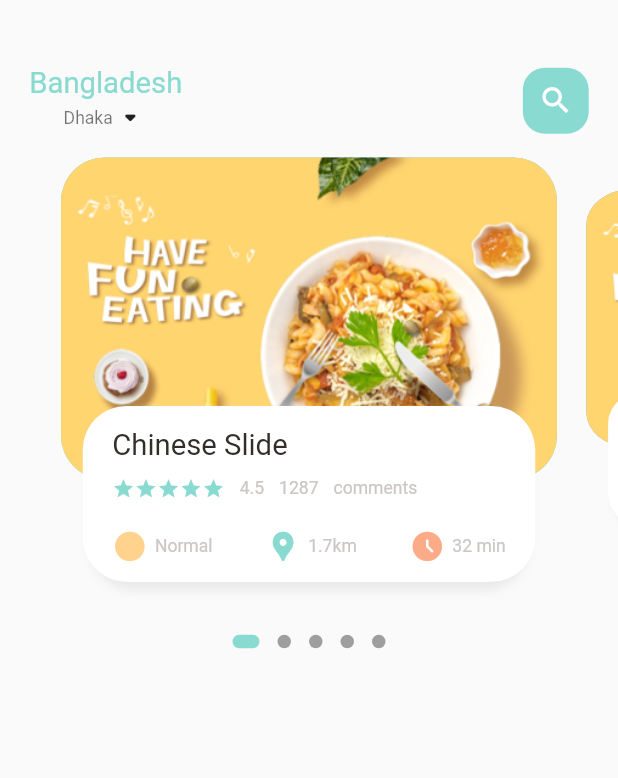
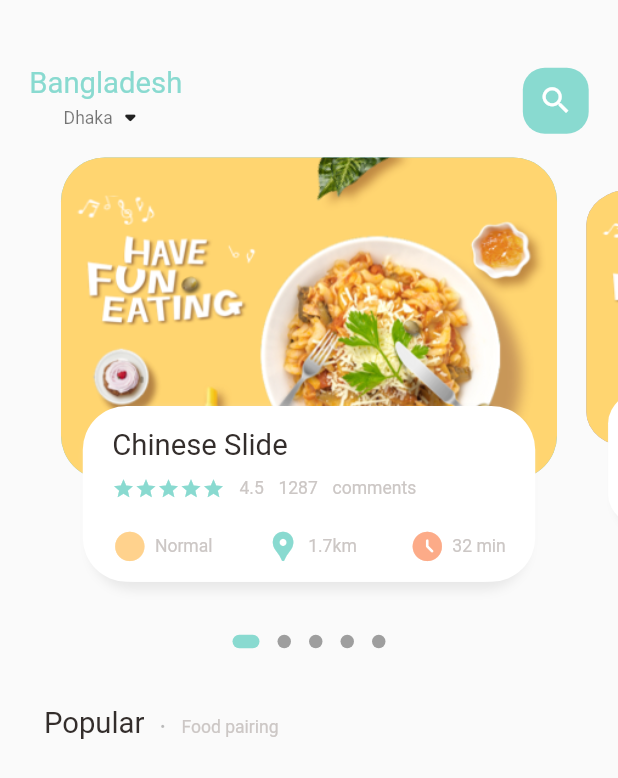
Before and after one commit to mehedi4958/food-delivery, a Flutter app: the screen it shows after launch, on a phone screen of 412 x 824 dp. Shown: the top 778 px of the screen. Run offline on Flutter 3.47's test engine with Material 2 defaults, Android fonts, the phone set to English and light mode, and no system bars; drawn by our look-alikes of dots_indicator; our stand-ins replace get.

Commit message:
popular text added

```diff
--- a/lib/home/food_page_body.dart
+++ b/lib/home/food_page_body.dart
@@ -41,6 +41,7 @@ class _FoodPageBodyState extends State<FoodPageBody> {
   Widget build(BuildContext context) {
     return Column(
       children: [
+        /// slider section
         Container(
           // color: Colors.redAccent,
           height: Dimensions.pageView,
@@ -52,6 +53,8 @@ class _FoodPageBodyState extends State<FoodPageBody> {
             },
           ),
         ),
+
+        /// dots
         DotsIndicator(
           dotsCount: 5,
           position: _currentPageValue,
@@ -63,6 +66,28 @@ class _FoodPageBodyState extends State<FoodPageBody> {
                 borderRadius: BorderRadius.circular(5.0)),
           ),
         ),
+
+        /// Popular text
+        SizedBox(height: Dimensions.height30),
+        Container(
+          margin: EdgeInsets.only(left: Dimensions.width30),
+          child: Row(
+            crossAxisAlignment: CrossAxisAlignment.end,
+            children: [
+              const BigText(text: 'Popular'),
+              SizedBox(width: Dimensions.width10),
+              Container(
+                margin: const EdgeInsets.only(bottom: 3),
+                child: const BigText(text: '.', color: Colors.black26),
+              ),
+              SizedBox(width: Dimensions.width10),
+              Container(
+                margin: const EdgeInsets.only(bottom: 2),
+                child: const SmallText(text: 'Food pairing'),
+              )
+            ],
+          ),
+        )
       ],
     );
   }
@@ -161,13 +186,11 @@ class _FoodPageBodyState extends State<FoodPageBody> {
                             ),
                           ),
                         ),
-                        const SizedBox(width: 10),
+                        SizedBox(width: Dimensions.width10),
                         const SmallText(text: '4.5'),
-                        const SizedBox(width: 10),
+                        SizedBox(width: Dimensions.width10),
                         const SmallText(text: '1287'),
-                        const SizedBox(
-                          width: 10,
-                        ),
+                        SizedBox(width: Dimensions.width10),
                         const SmallText(text: 'comments'),
                       ],
                     ),
```
